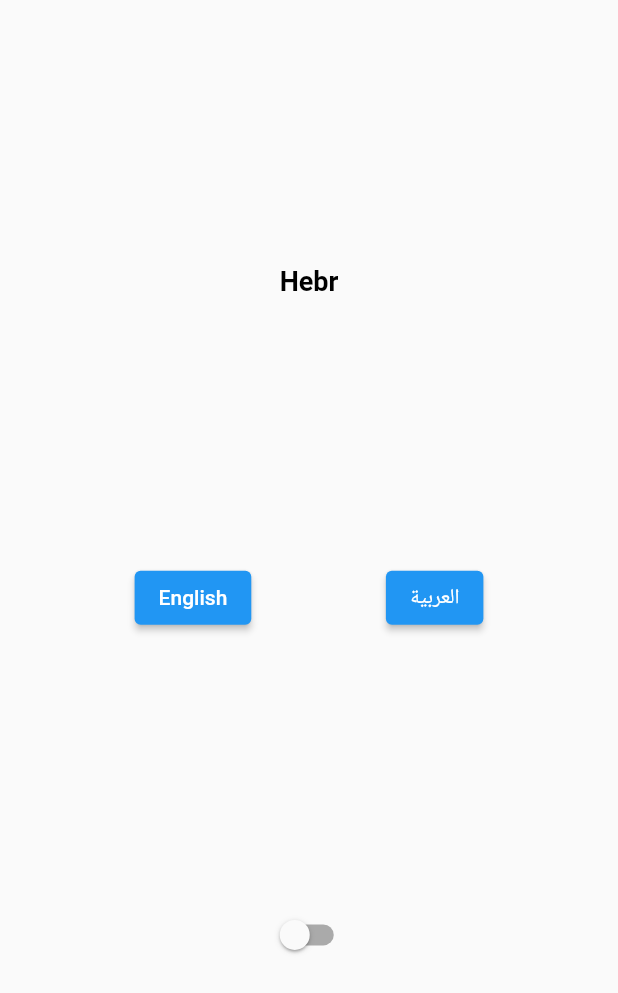
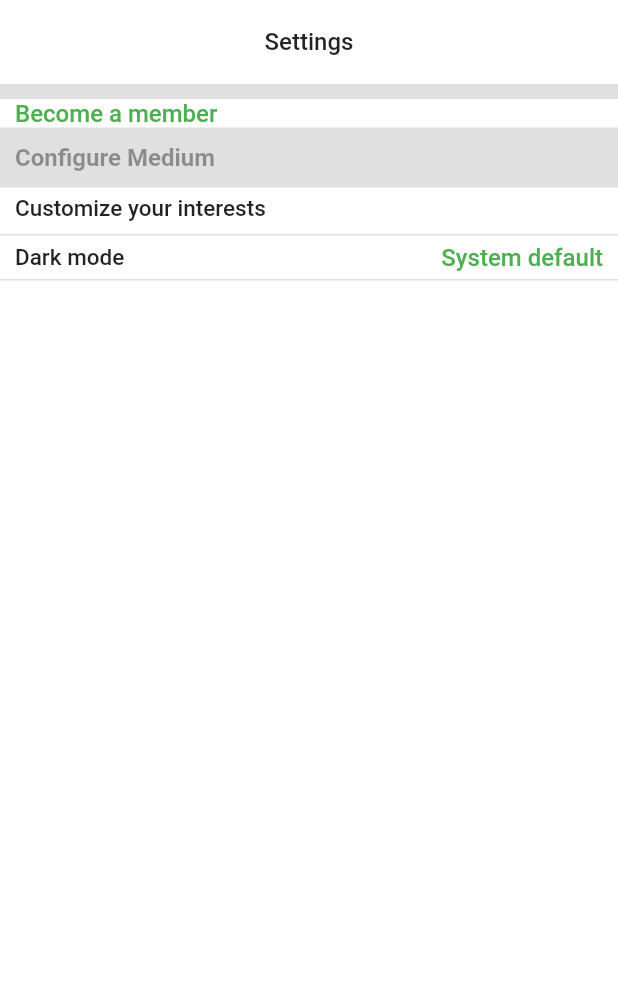
Before and after one commit to Add00w/hebr, a Flutter app: the SettingsPage screen opened directly, on a phone screen of 412 x 824 dp. Shown: the top 993 px of the screen. Run offline on Flutter 3.47's test engine with Material 2 defaults, Android fonts, the phone set to English and light mode, and no system bars; our stand-ins replace badges, bloc, easy_localization, firebase_auth, firebase_core, flutter_bloc and 2 more; missing offline and left inert: flutter_quill; accounts and stored records are empty; Roboto replaces fonts that are missing (Cairo).

Commit message:
settings page design

```diff
--- a/lib/ui/pages/settings_page.dart
+++ b/lib/ui/pages/settings_page.dart
@@ -10,51 +10,95 @@
   @override
   Widget build(BuildContext context) {
     return Scaffold(
+      appBar: AppBar(
+        title: Text(
+          'Settings',
+          style: Theme.of(context).textTheme.bodyText1,
+        ),
+        automaticallyImplyLeading: false,
+        elevation: 0.0,
+        centerTitle: true,
+      ),
+      backgroundColor: Theme.of(context).colorScheme.surface,
       body: Column(
-        mainAxisAlignment: MainAxisAlignment.spaceEvenly,
+        crossAxisAlignment: CrossAxisAlignment.start,
         children: [
-          Text(
-            LocaleKeys.app_title,
-            style: Theme.of(context).textTheme.headline6!.copyWith(
-                  color: Theme.of(context).colorScheme.onSecondary,
-                ),
-          ).tr(),
-          Row(
-            mainAxisAlignment: MainAxisAlignment.spaceEvenly,
-            children: [
-              ElevatedButton(
-                onPressed: () async {
-                  await context.setLocale(Locale('en'));
-                },
-                child: Text(
-                  'English',
+          CustomDivider(height: 10, child: SizedBox()),
+          Padding(
+            padding: const EdgeInsets.only(left: 10),
+            child: Text(
+              'Become a member',
+              style: Theme.of(context)
+                  .textTheme
+                  .bodyText1!
+                  .copyWith(color: Colors.green),
+            ),
+          ),
+          CustomDivider(
+            height: 40,
+            child: Text('Configure Medium'),
+          ),
+          Padding(
+            padding: const EdgeInsets.only(left: 10, top: 5, bottom: 8),
+            child: Text(
+              'Customize your interests',
+              style:
+                  Theme.of(context).textTheme.bodyText1!.copyWith(fontSize: 15),
+            ),
+          ),
+          CustomDivider(height: 1, child: SizedBox()),
+          Padding(
+            padding: const EdgeInsets.symmetric(horizontal: 10, vertical: 5),
+            child: Row(
+              mainAxisAlignment: MainAxisAlignment.spaceBetween,
+              children: [
+                Text(
+                  'Dark mode',
                   style: Theme.of(context)
                       .textTheme
-                      .button!
-                      .copyWith(color: Colors.white),
+                      .bodyText1!
+                      .copyWith(fontSize: 15),
                 ),
-                style: ElevatedButton.styleFrom(
-                  primary: Theme.of(context).primaryColor,
-                ),
-              ),
-              ElevatedButton(
-                onPressed: () async {
-                  await context.setLocale(Locale('ar'));
-                },
-                child: Text(
-                  'العربية',
+                Text(
+                  'System default',
                   style: Theme.of(context)
                       .textTheme
-                      .button!
-                      .copyWith(color: Colors.white),
+                      .bodyText1!
+                      .copyWith(color: Colors.green),
                 ),
-                style: ElevatedButton.styleFrom(
-                  primary: Theme.of(context).primaryColor,
-                ),
-              )
-            ],
+              ],
+            ),
           ),
-          BlocBuilder<ThemeCubit, bool>(
+          CustomDivider(height: 1, child: SizedBox()),
+        ],
+      ),
+    );
+  }
+}
+
+class CustomDivider extends StatelessWidget {
+  const CustomDivider({
+    Key? key,
+    required this.height,
+    required this.child,
+  }) : super(key: key);
+  final double height;
+  final Widget child;
+  @override
+  Widget build(BuildContext context) {
+    return Container(
+      color: Theme.of(context).dividerColor,
+      height: height,
+      child: child,
+      width: double.infinity,
+      alignment: Alignment.centerLeft,
+      padding: EdgeInsets.only(left: 10),
+    );
+  }
+}
+/*
+
+  BlocBuilder<ThemeCubit, bool>(
             builder: (context, isDark) {
               return Switch.adaptive(
                 value: isDark,
@@ -62,8 +106,7 @@
               );
             },
           )
-        ],
-      ),
-    );
-  }
-}
+
+
+          await context.setLocale(Locale('en'));
+*/
```
